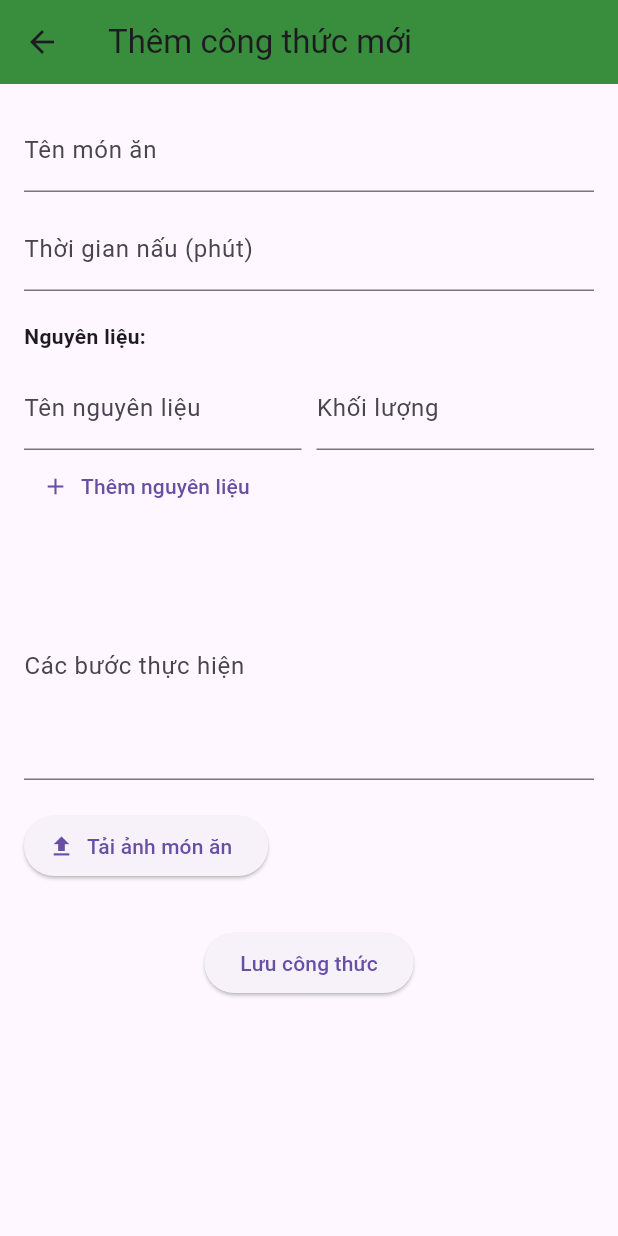
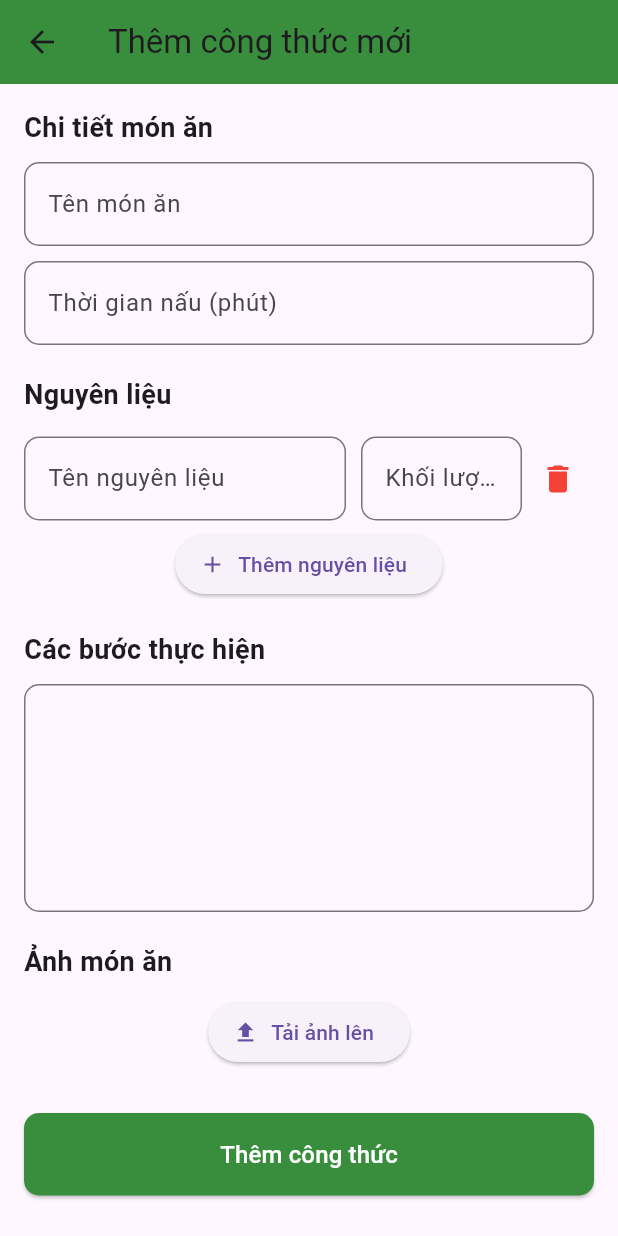
Before and after one commit to tonystark2306/mealplanner_group15_2024.1, a Flutter app: the CreateRecipeScreen screen opened by its route, after a tap on "Thêm nguyên liệu", on a phone screen of 412 x 824 dp. Run offline on Flutter 3.47's test engine with Material 3 defaults, Android fonts, the phone set to English and light mode, and no system bars; our stand-ins replace image_picker; missing offline and left inert: dart:html.

Commit message:
add upload image recipe, provider recipe, UI add recipe

```diff
--- a/frontend/lib/Models/recipe_model.dart
+++ b/frontend/lib/Models/recipe_model.dart
@@ -0,0 +1,64 @@
+// FILE: models/recipe_model.dart
+
+class RecipeItem {
+  final String id;
+  final String name;
+  final String timeCooking;
+  final List<Ingredient> ingredients;
+  final String steps;
+  final String? imagePath;
+
+  RecipeItem({
+    required this.id,
+    required this.name,
+    required this.timeCooking,
+    required this.ingredients,
+    required this.steps,
+    this.imagePath,
+  });
+
+  Map<String, dynamic> toMap() {
+    return {
+      'id': id,
+      'name': name,
+      'timeCooking': timeCooking,
+      'ingredients': ingredients.map((ingredient) => ingredient.toMap()).toList(),
+      'steps': steps,
+      'imagePath': imagePath,
+    };
+  }
+
+  factory RecipeItem.fromMap(Map<String, dynamic> map) {
+    return RecipeItem(
+      id: map['id'],
+      name: map['name'],
+      timeCooking: map['timeCooking'],
+      ingredients: (map['ingredients'] as List)
+          .map((ingredientMap) => Ingredient.fromMap(ingredientMap))
+          .toList(),
+      steps: map['steps'],
+      imagePath: map['imagePath'],
+    );
+  }
+}
+
+class Ingredient {
+  final String name;
+  final String weight;
+
+  Ingredient({required this.name, required this.weight});
+
+  Map<String, dynamic> toMap() {
+    return {
+      'name': name,
+      'weight': weight,
+    };
+  }
+
+  factory Ingredient.fromMap(Map<String, dynamic> map) {
+    return Ingredient(
+      name: map['name'],
+      weight: map['weight'],
+    );
+  }
+}
--- a/frontend/lib/Screen/recipes/create_recipe_screen.dart
+++ b/frontend/lib/Screen/recipes/create_recipe_screen.dart
@@ -1,4 +1,11 @@
 import 'package:flutter/material.dart';
+import 'package:image_picker/image_picker.dart';
+import 'package:provider/provider.dart';
+import 'dart:html' as html;
+import 'dart:typed_data';
+
+import '../../Models/recipe_model.dart';
+import '../../Providers/recipe_provider.dart';
 
 class CreateRecipeScreen extends StatefulWidget {
   const CreateRecipeScreen({super.key});
@@ -10,11 +17,10 @@ class CreateRecipeScreen extends StatefulWidget {
 class _CreateRecipeScreenState extends State<CreateRecipeScreen> {
   final TextEditingController nameController = TextEditingController();
   final TextEditingController timeController = TextEditingController();
-  final List<Map<String, String>> ingredients = [];
   final List<TextEditingController> ingredientNameControllers = [];
   final List<TextEditingController> ingredientWeightControllers = [];
   final TextEditingController stepsController = TextEditingController();
-  String? uploadedImagePath;
+  Uint8List? uploadedImage;
 
   @override
   void dispose() {
@@ -40,39 +46,113 @@ class _CreateRecipeScreenState extends State<CreateRecipeScreen> {
   Widget buildIngredientFields() {
     return Column(
       children: List.generate(ingredientNameControllers.length, (index) {
-        return Row(
+        return Padding(
+          padding: const EdgeInsets.symmetric(vertical: 5.0),
+          child: Row(
             children: [
               Expanded(
+                flex: 2,
                 child: TextField(
                   controller: ingredientNameControllers[index],
-                decoration: const InputDecoration(labelText: 'Tên nguyên liệu'),
+                  decoration: InputDecoration(
+                    labelText: 'Tên nguyên liệu',
+                    border: OutlineInputBorder(
+                      borderRadius: BorderRadius.circular(10),
+                    ),
+                  ),
                 ),
               ),
               const SizedBox(width: 10),
               Expanded(
+                flex: 1,
                 child: TextField(
                   controller: ingredientWeightControllers[index],
-                decoration: const InputDecoration(labelText: 'Khối lượng'),
+                  decoration: InputDecoration(
+                    labelText: 'Khối lượng',
+                    border: OutlineInputBorder(
+                      borderRadius: BorderRadius.circular(10),
                     ),
                   ),
+                ),
+              ),
+              IconButton(
+                icon: const Icon(Icons.delete, color: Colors.red),
+                onPressed: () {
+                  setState(() {
+                    ingredientNameControllers.removeAt(index);
+                    ingredientWeightControllers.removeAt(index);
+                  });
+                },
+              )
             ],
+          ),
         );
       }),
     );
   }
 
+  Future<void> pickImage() async {
+    html.FileUploadInputElement uploadInput = html.FileUploadInputElement();
+    uploadInput.accept = 'image/*';
+    uploadInput.click();
+
+    uploadInput.onChange.listen((e) async {
+      final files = uploadInput.files;
+      if (files != null && files.isNotEmpty) {
+        final reader = html.FileReader();
+        reader.readAsArrayBuffer(files[0]);
+
+        reader.onLoadEnd.listen((event) {
+          setState(() {
+            uploadedImage = reader.result as Uint8List;
+          });
+        });
+      }
+    });
+  }
+
   void saveRecipe() {
-    // Logic lưu công thức
     final name = nameController.text;
     final time = timeController.text;
     final steps = stepsController.text;
-    for (int i = 0; i < ingredientNameControllers.length; i++) {
-      ingredients.add({
-        'name': ingredientNameControllers[i].text,
-        'weight': ingredientWeightControllers[i].text,
-      });
+
+    // Tạo danh sách Ingredient từ các controller
+    final ingredients = List.generate(
+      ingredientNameControllers.length,
+      (index) => Ingredient(
+        name: ingredientNameControllers[index].text,
+        weight: ingredientWeightControllers[index].text,
+      ),
+    );
+
+    // Kiểm tra tính hợp lệ
+    if (name.isEmpty || time.isEmpty || steps.isEmpty || ingredients.isEmpty) {
+      ScaffoldMessenger.of(context).showSnackBar(
+        const SnackBar(content: Text('Vui lòng điền đầy đủ thông tin!')),
+      );
+      return;
     }
-    print('Recipe Saved: $name, $time, $ingredients, $steps');
+
+    // Tạo RecipeItem mới
+    final newRecipe = RecipeItem(
+      id: DateTime.now().toString(),
+      name: name,
+      timeCooking: time,
+      ingredients: ingredients,
+      steps: steps,
+      imagePath: uploadedImage != null ? 'Image Uploaded' : null,
+    );
+
+    // Thêm Recipe vào Provider
+    final recipeProvider = Provider.of<RecipeProvider>(context, listen: false);
+    recipeProvider.addRecipe(newRecipe);
+
+    // Hiển thị thông báo và quay lại màn hình trước
+    ScaffoldMessenger.of(context).showSnackBar(
+      const SnackBar(content: Text('Đã thêm công thức thành công!')),
+    );
+
+    Navigator.of(context).pop();
   }
 
   @override
@@ -87,46 +167,103 @@ class _CreateRecipeScreenState extends State<CreateRecipeScreen> {
         child: Column(
           crossAxisAlignment: CrossAxisAlignment.start,
           children: [
+            const Text(
+              'Chi tiết món ăn',
+              style: TextStyle(fontWeight: FontWeight.bold, fontSize: 18),
+            ),
+            const SizedBox(height: 10),
             TextField(
               controller: nameController,
-              decoration: const InputDecoration(labelText: 'Tên món ăn'),
+              decoration: InputDecoration(
+                labelText: 'Tên món ăn',
+                border: OutlineInputBorder(
+                  borderRadius: BorderRadius.circular(10),
+                ),
+              ),
             ),
             const SizedBox(height: 10),
             TextField(
               controller: timeController,
-              decoration: const InputDecoration(labelText: 'Thời gian nấu (phút)'),
+              decoration: InputDecoration(
+                labelText: 'Thời gian nấu (phút)',
+                border: OutlineInputBorder(
+                  borderRadius: BorderRadius.circular(10),
+                ),
+              ),
               keyboardType: TextInputType.number,
             ),
             const SizedBox(height: 20),
-            const Text('Nguyên liệu:', style: TextStyle(fontWeight: FontWeight.bold)),
+            const Text(
+              'Nguyên liệu',
+              style: TextStyle(fontWeight: FontWeight.bold, fontSize: 18),
+            ),
             const SizedBox(height: 10),
             buildIngredientFields(),
-            TextButton.icon(
+            Center(
+              child: ElevatedButton.icon(
                 onPressed: addIngredientField,
                 icon: const Icon(Icons.add),
                 label: const Text('Thêm nguyên liệu'),
               ),
+            ),
             const SizedBox(height: 20),
+            const Text(
+              'Các bước thực hiện',
+              style: TextStyle(fontWeight: FontWeight.bold, fontSize: 18),
+            ),
+            const SizedBox(height: 10),
             TextField(
               controller: stepsController,
-              decoration: const InputDecoration(labelText: 'Các bước thực hiện'),
+              decoration: InputDecoration(
+                border: OutlineInputBorder(
+                  borderRadius: BorderRadius.circular(10),
+                ),
+              ),
               maxLines: 5,
             ),
             const SizedBox(height: 20),
-            ElevatedButton.icon(
-              onPressed: () {
-                // Logic chọn ảnh
-              },
+            const Text(
+              'Ảnh món ăn',
+              style: TextStyle(fontWeight: FontWeight.bold, fontSize: 18),
+            ),
+            const SizedBox(height: 10),
+            if (uploadedImage != null)
+              Column(
+                children: [
+                  Center(
+                    child: Image.memory(
+                      uploadedImage!,
+                      height: 200,
+                      fit: BoxFit.cover,
+                    ),
+                  ),
+                  const SizedBox(height: 10), // Thêm khoảng cách
+                ],
+              ),
+            Center(
+              child: ElevatedButton.icon(
+                onPressed: pickImage,
                 icon: const Icon(Icons.upload),
-              label: const Text('Tải ảnh món ăn'),
+                label: const Text('Tải ảnh lên'),
+              ),
             ),
             const SizedBox(height: 30),
-            Center(
-              child: ElevatedButton(
+            ElevatedButton(
               onPressed: saveRecipe,
-                child: const Text('Lưu công thức'),
+              style: ElevatedButton.styleFrom(
+                backgroundColor: Colors.green[700],
+                shape: RoundedRectangleBorder(
+                  borderRadius: BorderRadius.circular(10),
+                ),
+                padding: const EdgeInsets.symmetric(vertical: 16),
+              ),
+              child: const Center(
+                child: Text(
+                  'Thêm công thức',
+                  style: TextStyle(fontSize: 16, color: Colors.white),
                 ),
               ),
+            )
           ],
         ),
       ),
--- a/frontend/pubspec.yaml
+++ b/frontend/pubspec.yaml
@@ -35,6 +35,7 @@ dependencies:
   provider: ^6.1.1
   fl_chart: ^0.40.0
   intl: ^0.17.0
+  image_picker: ^1.1.2
 
 dev_dependencies:
   flutter_test:
```
Also changed, not shown: frontend/lib/Providers/recipe_provider.dart (+44 -0 lines), frontend/lib/Screen/recipes/recipe_management_screen.dart (+8 -2 lines), frontend/lib/main.dart (+8 -3 lines), frontend/lib/Providers/refrigerator_provider.dart (line endings or trailing spaces), frontend/pubspec.lock, 5 other files. Lines whose indentation alone changed are shown as unchanged.
